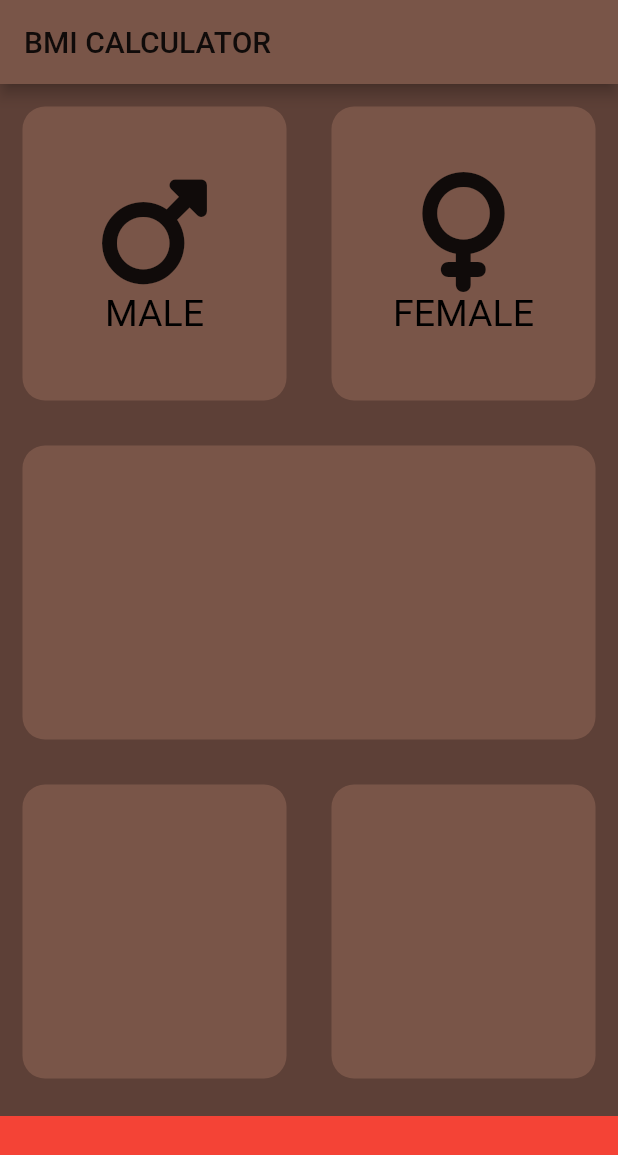
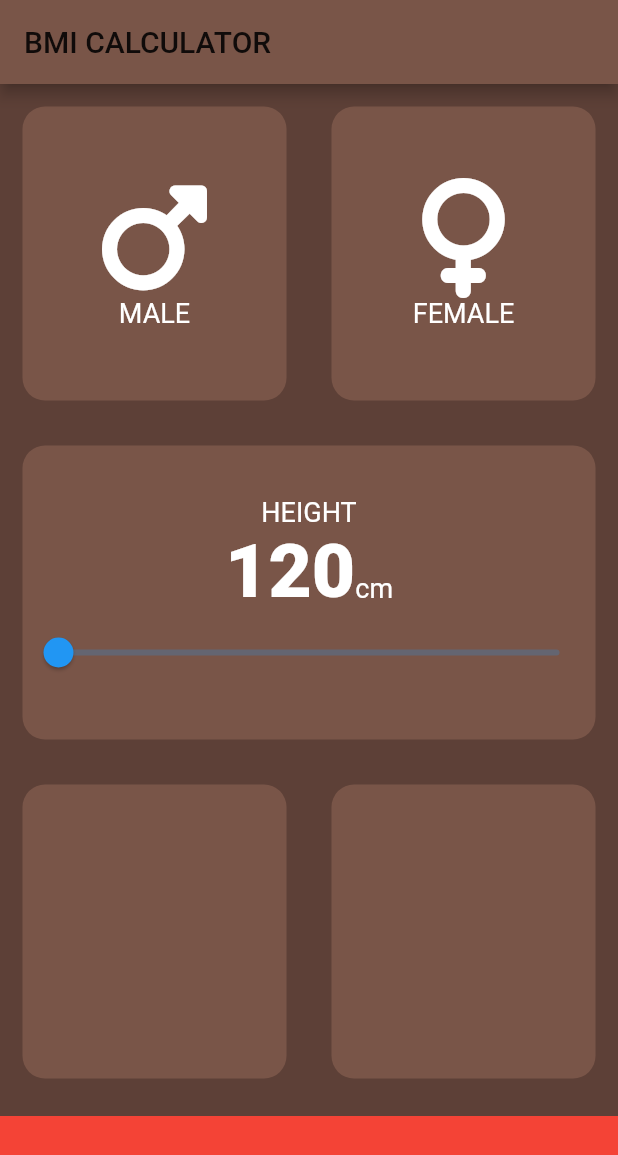
Before and after one commit to TiroLiroLD/FlutterCourse_bmi-calculator, a Flutter app: the screen it shows after launch, on a phone screen of 412 x 824 dp. Shown: the top 1155 px of the screen. Run offline on Flutter 3.47's test engine with Material 2 defaults, Android fonts, the phone set to English and light mode, and no system bars; our stand-ins replace font_awesome_flutter.

Commit message:
<feat>implement slider and add constants.dart

```diff
--- /dev/null
+++ b/lib/constants.dart
@@ -0,0 +1,16 @@
+import 'package:flutter/material.dart';
+
+const double kBottomContainerHeight = 80.0;
+const Color kDefaultCardColor = Colors.brown;
+const Color kSelectedCardColor = Color(0xFFFF6D4C41);
+const Color kBottomContainerColor = Colors.red;
+
+const kLabelTextStyle = TextStyle(
+  fontSize: 18.0,
+  color: Colors.white,
+);
+
+const kNumberTextStyle = TextStyle(
+  fontSize: 50.0,
+  fontWeight: FontWeight.w900,
+);
--- a/lib/gender_icon.dart
+++ b/lib/gender_icon.dart
@@ -1,4 +1,6 @@
 import 'package:flutter/material.dart';
+
+import 'constants.dart';
 
 class GenderWidget extends StatelessWidget {
   const GenderWidget({this.genderIcon, this.label});
@@ -14,13 +16,11 @@ class GenderWidget extends StatelessWidget {
         Icon(
           genderIcon,
           size: 80.0,
+          color: Colors.white,
         ),
         Text(
           label,
-          style: TextStyle(
-            fontSize: 25.0,
-            color: Colors.black,
-          ),
+          style: kLabelTextStyle,
         ),
       ],
     );
--- a/lib/input_page.dart
+++ b/lib/input_page.dart
@@ -3,11 +3,8 @@ import 'package:flutter/cupertino.dart';
 import 'package:flutter/material.dart';
 import 'package:font_awesome_flutter/font_awesome_flutter.dart';
 
+import 'constants.dart';
 import 'gender_icon.dart';
-
-const double bottomContainerHeight = 80.0;
-const Color defaultCardColor = Colors.brown;
-const Color selectedCardColor = Color(0xFFFF6D4C41);
 
 class InputPage extends StatefulWidget {
   @override
@@ -16,6 +13,7 @@ class InputPage extends StatefulWidget {
 
 class _InputPageState extends State<InputPage> {
   Gender selectedGender;
+  int height = 120;
 
   @override
   Widget build(BuildContext context) {
@@ -25,6 +23,7 @@ class _InputPageState extends State<InputPage> {
         backgroundColor: Colors.brown[500],
       ),
       body: Column(
+        crossAxisAlignment: CrossAxisAlignment.stretch,
         children: [
           Expanded(
             child: Row(
@@ -35,8 +34,8 @@ class _InputPageState extends State<InputPage> {
                       selectedGender = Gender.male;
                     }),
                     colour: selectedGender == Gender.male
-                        ? selectedCardColor
-                        : defaultCardColor,
+                        ? kSelectedCardColor
+                        : kDefaultCardColor,
                     cardChild: GenderWidget(
                       genderIcon: FontAwesomeIcons.mars,
                       label: 'MALE',
@@ -51,8 +50,8 @@ class _InputPageState extends State<InputPage> {
                       });
                     },
                     colour: selectedGender == Gender.female
-                        ? selectedCardColor
-                        : defaultCardColor,
+                        ? kSelectedCardColor
+                        : kDefaultCardColor,
                     cardChild: GenderWidget(
                       genderIcon: FontAwesomeIcons.venus,
                       label: 'FEMALE',
@@ -64,7 +63,41 @@ class _InputPageState extends State<InputPage> {
           ),
           Expanded(
             child: ReusableCard(
-              colour: defaultCardColor,
+              colour: kDefaultCardColor,
+              cardChild: Column(
+                mainAxisAlignment: MainAxisAlignment.center,
+                children: [
+                  Text(
+                    "HEIGHT",
+                    style: kLabelTextStyle,
+                  ),
+                  Row(
+                    mainAxisAlignment: MainAxisAlignment.center,
+                    crossAxisAlignment: CrossAxisAlignment.baseline,
+                    textBaseline: TextBaseline.alphabetic,
+                    children: [
+                      Text(
+                        height.toString(),
+                        style: kNumberTextStyle,
+                      ),
+                      Text(
+                        'cm',
+                        style: kLabelTextStyle,
+                      )
+                    ],
+                  ),
+                  Slider(
+                    value: height.toDouble(),
+                    min: 120.0,
+                    max: 220.0,
+                    onChanged: (double newValue) {
+                      setState(() {
+                        height = newValue.toInt();
+                      });
+                    },
+                  )
+                ],
+              ),
             ),
           ),
           Expanded(
@@ -72,20 +105,20 @@ class _InputPageState extends State<InputPage> {
               children: [
                 Expanded(
                   child: ReusableCard(
-                    colour: defaultCardColor,
+                    colour: kDefaultCardColor,
                   ),
                 ),
                 Expanded(
                   child: ReusableCard(
-                    colour: defaultCardColor,
+                    colour: kDefaultCardColor,
                   ),
                 ),
               ],
             ),
           ),
           Container(
-            color: Colors.red,
-            height: bottomContainerHeight,
+            color: kBottomContainerColor,
+            height: kBottomContainerHeight,
             margin: EdgeInsets.only(top: 10.0),
           ),
         ],
```
